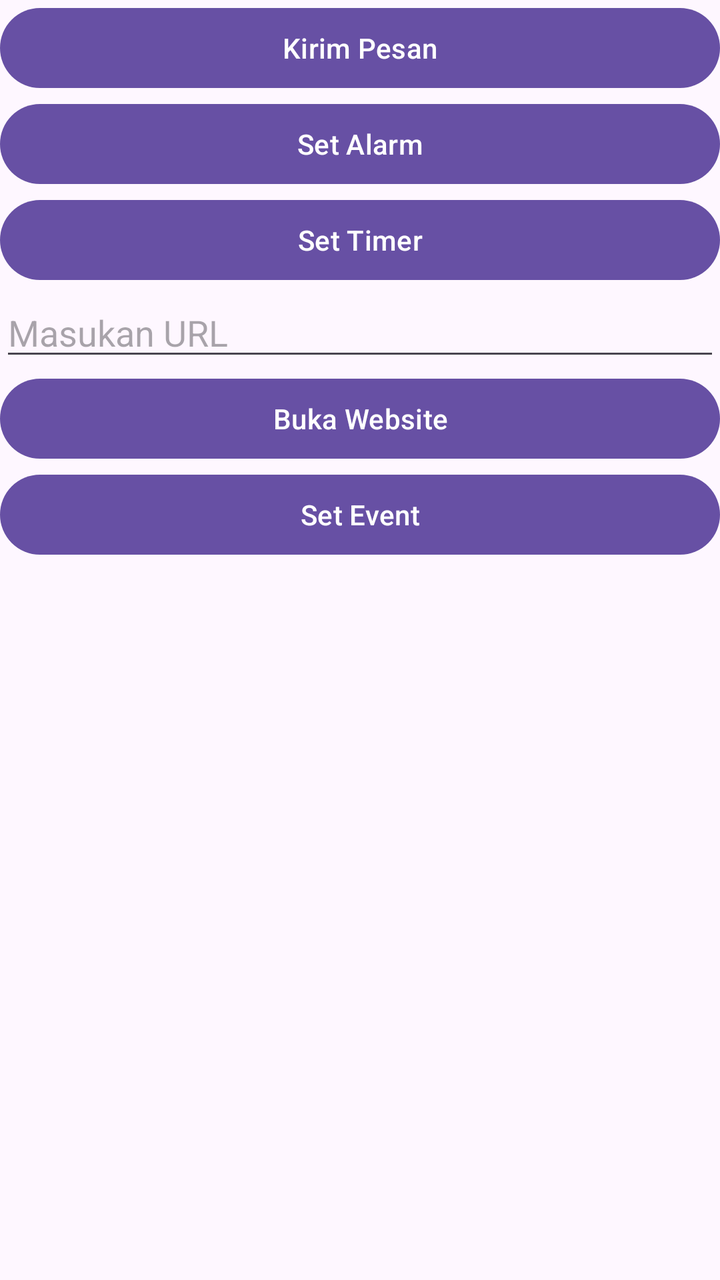
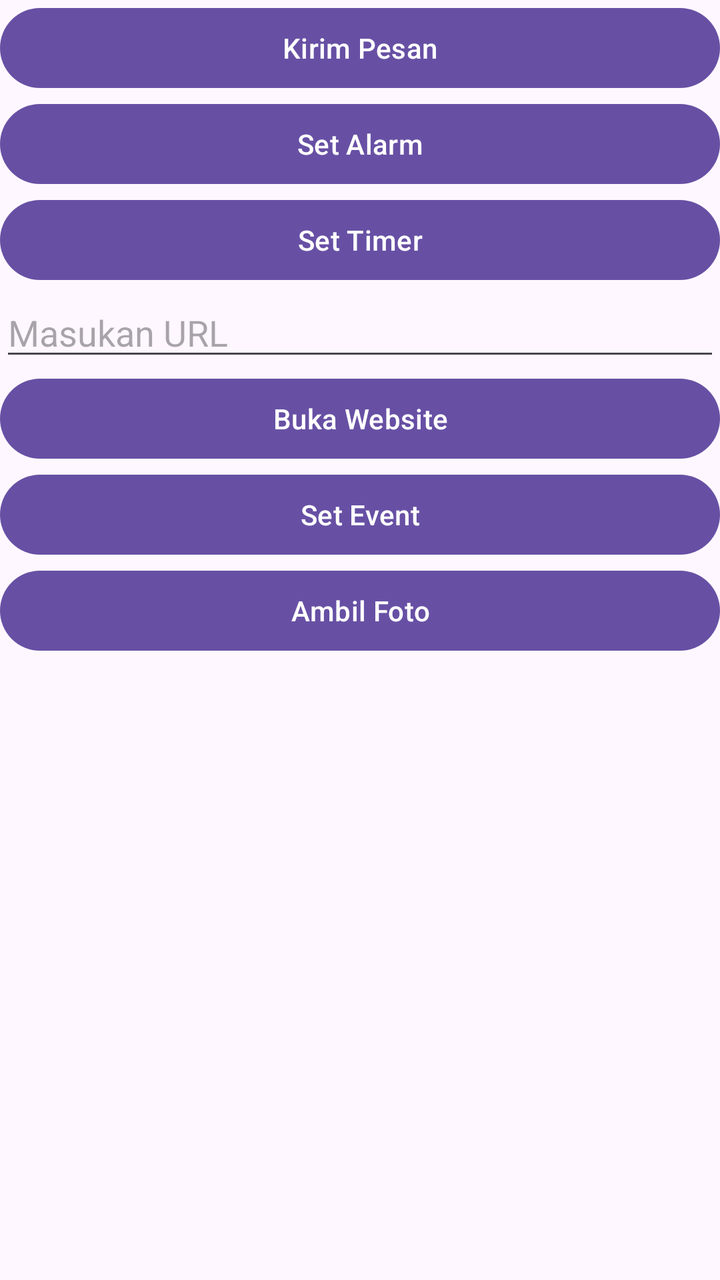

The first picture is an Android layout as it rendered before a commit; the second is the same layout after the commit. The layout source and the unified diff follow.
<!-- AndroidManifest.xml: application theme Theme.Implisit -->
<!-- res/layout/activity_main.xml -->
<?xml version="1.0" encoding="utf-8"?>
<LinearLayout xmlns:android="http://schemas.android.com/apk/res/android"
    xmlns:app="http://schemas.android.com/apk/res-auto"
    xmlns:tools="http://schemas.android.com/tools"
    android:id="@+id/main"
    android:layout_width="match_parent"
    android:layout_height="match_parent"
    android:orientation="vertical"
    tools:context=".MainActivity">

    <Button
        android:layout_width="match_parent"
        android:layout_height="wrap_content"
        android:id="@+id/btnKirimPesan"
        android:text="Kirim Pesan" />

    <Button
        android:layout_width="match_parent"
        android:layout_height="wrap_content"
        android:id="@+id/btnSetAlarm"
        android:text="Set Alarm" />

    <Button
        android:layout_width="match_parent"
        android:layout_height="wrap_content"
        android:id="@+id/btnSetTimer"
        android:text="Set Timer" />
    
    <EditText
        android:layout_width="match_parent"
        android:layout_height="wrap_content"
        android:id="@+id/etURL"
        android:hint="Masukan URL" />

    <Button
        android:id="@+id/btnOpenURL"
        android:layout_width="match_parent"
        android:layout_height="wrap_content"
        android:text="Buka Website" />

    <Button
        android:layout_width="match_parent"
        android:layout_height="wrap_content"
        android:id="@+id/btnSetEvent"
        android:text="Set Event" />


</LinearLayout>
<!-- resources referenced by this layout -->
<resources>
  <style name="Theme.Implisit" parent="Base.Theme.Implisit" />
  <style name="Base.Theme.Implisit" parent="Theme.Material3.DayNight.NoActionBar">
          
          
      </style>
</resources>

<!-- the commit's change to res/layout/activity_main.xml (unified diff, before → after) -->
@@ -33,9 +33,9 @@
         android:hint="Masukan URL" />
 
     <Button
-        android:id="@+id/btnOpenURL"
         android:layout_width="match_parent"
         android:layout_height="wrap_content"
+        android:id="@+id/btnOpenURL"
         android:text="Buka Website" />
 
     <Button
@@ -44,5 +44,18 @@
         android:id="@+id/btnSetEvent"
         android:text="Set Event" />
 
+    <Button
+        android:layout_width="match_parent"
+        android:layout_height="wrap_content"
+        android:id="@+id/btnGetPhoto"
+        android:text="Ambil Foto" />
+
+    <ImageView
+        android:id="@+id/ivHasil"
+        android:layout_width="match_parent"
+        android:layout_height="250dp"
+        android:layout_marginTop="10dp"
+        android:scaleType="centerInside" />
+
 
 </LinearLayout>
